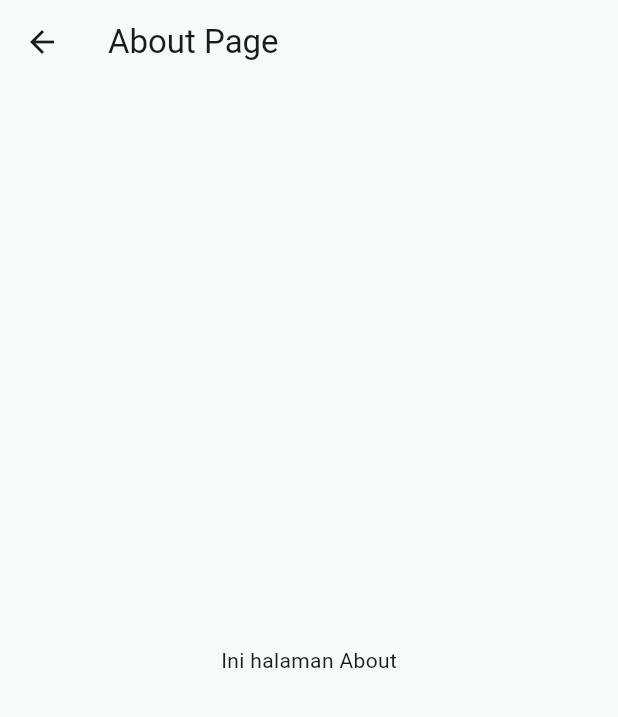
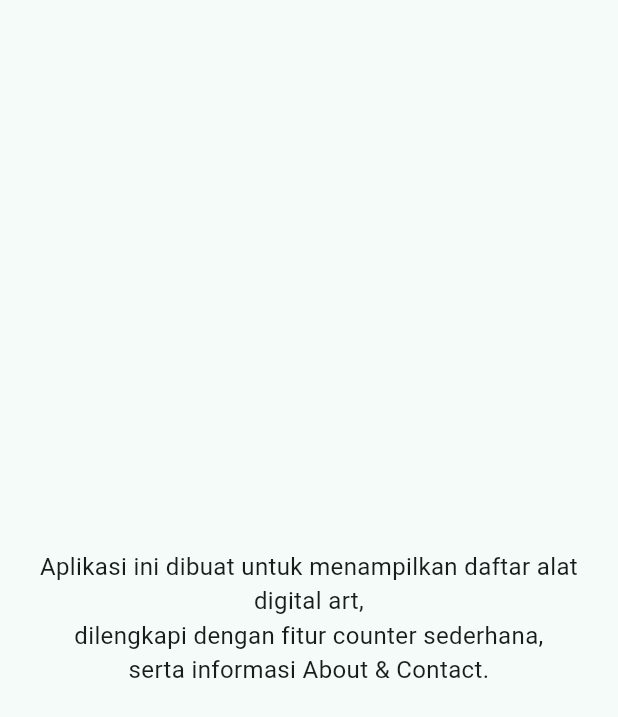
Before and after one commit to kouprojects08-sketch/Tugas2_pemrogamanMobile, a Flutter app: the AboutPage widget shown alone on an empty page, opened directly, on a phone screen of 412 x 824 dp. Shown: the top 717 px of the screen. Run offline on Flutter 3.47's test engine with Material 3 defaults, Android fonts, the phone set to English and light mode, and no system bars.

Commit message:
versi terbaru

```diff
--- a/lib/pages/about_page.dart
+++ b/lib/pages/about_page.dart
@@ -1,13 +1,21 @@
 import 'package:flutter/material.dart';
 
 class AboutPage extends StatelessWidget {
-  const AboutPage({super.key}); // ✅ pakai super.key
+  const AboutPage({super.key});
 
   @override
   Widget build(BuildContext context) {
-    return Scaffold(
-      appBar: AppBar(title: const Text('About Page')),
-      body: const Center(child: Text('Ini halaman About')),
+    return const Center(
+      child: Padding(
+        padding: EdgeInsets.all(16),
+        child: Text(
+          'Aplikasi ini dibuat untuk menampilkan daftar alat digital art,\n'
+          'dilengkapi dengan fitur counter sederhana,\n'
+          'serta informasi About & Contact.',
+          style: TextStyle(fontSize: 16),
+          textAlign: TextAlign.center,
+        ),
+      ),
     );
   }
 }
```
